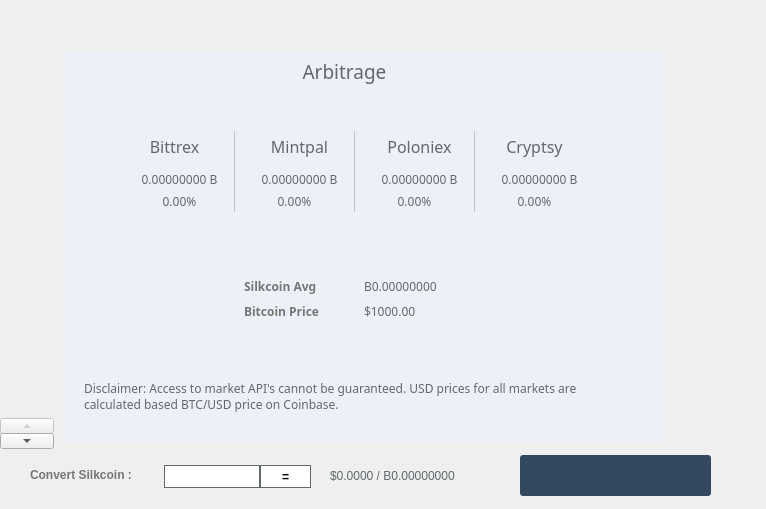
shnurf/silkcoin, file src/qt/forms/poolbrowser.ui: the form before one commit.
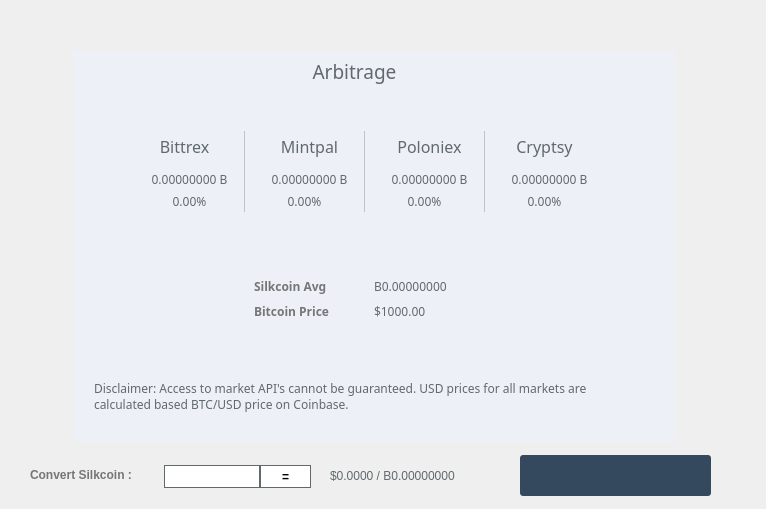
The form after the commit. Icons and pictures are not drawn. Custom widgets are drawn as their Qt base class.

```diff
--- a/src/qt/forms/poolbrowser.ui
+++ b/src/qt/forms/poolbrowser.ui
@@ -35,7 +35,7 @@
       <enum>Qt::LeftToRight</enum>
      </property>
      <property name="styleSheet">
-      <string notr="true">#All QTabBar::tab {border:none;height:80px;margin-top:50px;padding-top:60px;padding-bottom:-40px;padding-right:20px;margin-left:20px}
+      <string notr="true">#All QTabBar::tab {border:none;height:160px;margin-top:-160px;padding-top:0px;padding-bottom:-80px;padding-right:60px;padding-left:10;margin-left:-20px}
 QTabWidget::tab-bar {alignment:center;border:0px;}
 QTabWidget::pane {border:none;}
 #tab QTabWidget::pane,#tab_3 QTabWidget::pane,#tab_4 QTabWidget::pane, #tab_2 QTabWidget::pane {border:none;border-left:1px solid #95a5a6;}</string>
@@ -51,8 +51,8 @@
      </property>
      <property name="iconSize">
       <size>
-       <width>144</width>
-       <height>35</height>
+       <width>35</width>
+       <height>144</height>
       </size>
      </property>
      <property name="elideMode">
```
